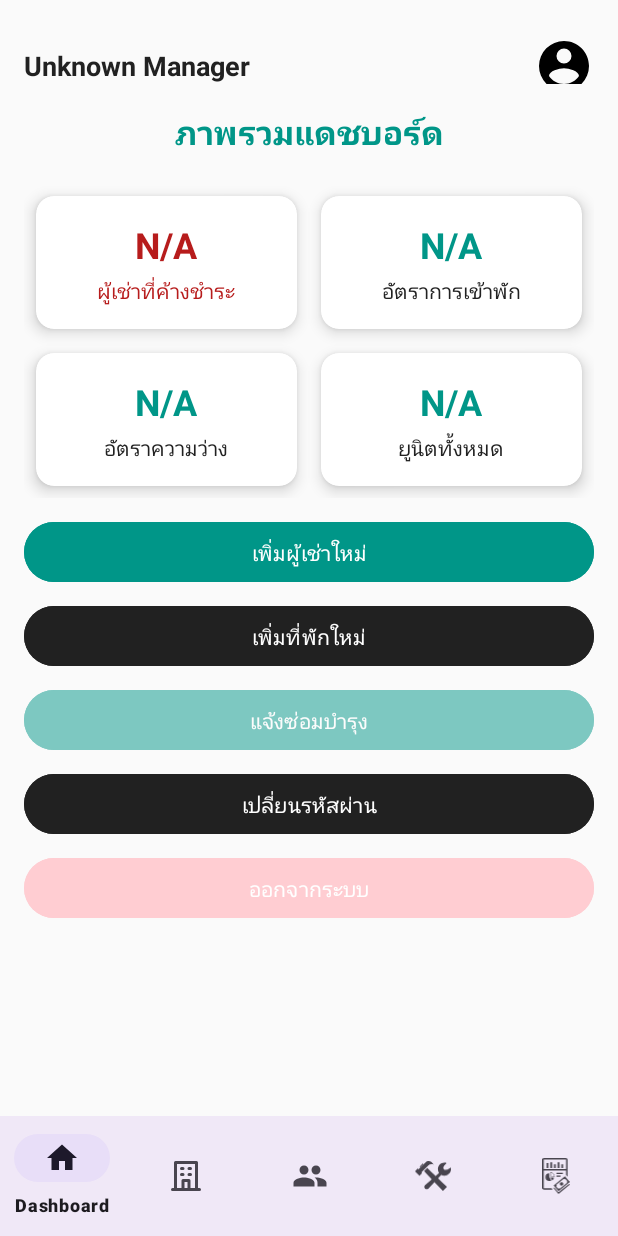
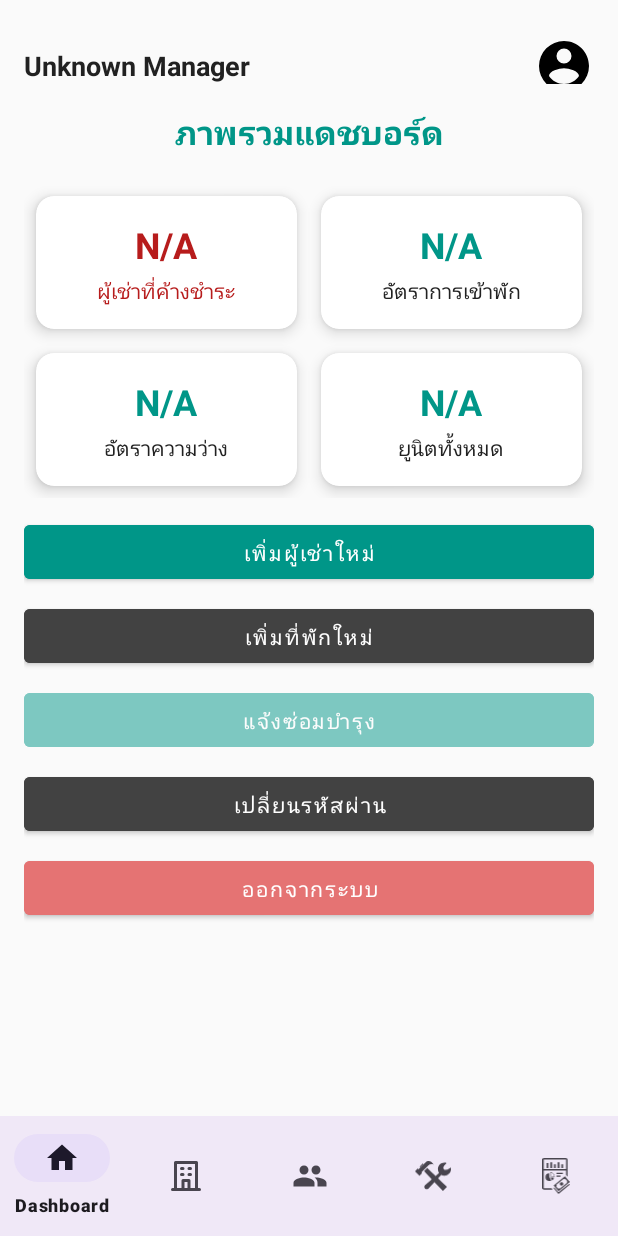
Before and after one commit to Zro4xc3l/ApartmentManageApp, an Android app: the screen it shows after launch once a user with an empty profile is signed in (MainActivity), on a phone screen of 412 x 824 dp. Run offline under Robolectric (Android 15) with nearby library versions, the phone set to English and light mode, and no system bars; our stand-ins replace Firebase (no records; nobody signed in at launch, a user with empty details on screens opened directly), navigation-ui.

```diff
--- /dev/null
+++ b/app/src/main/res/color/button_primary_color.xml
@@ -0,0 +1,7 @@
+<?xml version="1.0" encoding="utf-8"?>
+<selector xmlns:android="http://schemas.android.com/apk/res/android">
+    <!-- Pressed State -->
+    <item android:color="@color/teal_700" android:state_pressed="true"/>
+    <!-- Default State -->
+    <item android:color="@color/teal_500"/>
+</selector>
--- /dev/null
+++ b/app/src/main/res/color/dark_gray_selector.xml
@@ -0,0 +1,7 @@
+<?xml version="1.0" encoding="utf-8"?>
+<selector xmlns:android="http://schemas.android.com/apk/res/android">
+    <!-- Pressed State -->
+    <item android:color="@color/dark_gray" android:state_pressed="true"/>
+    <!-- Default State -->
+    <item android:color="@color/dark_gray"/>
+</selector>
--- /dev/null
+++ b/app/src/main/res/color/sign_out_selector.xml
@@ -0,0 +1,7 @@
+<?xml version="1.0" encoding="utf-8"?>
+<selector xmlns:android="http://schemas.android.com/apk/res/android">
+    <!-- Pressed State -->
+    <item android:color="@color/sign_out_pressed" android:state_pressed="true"/>
+    <!-- Default State -->
+    <item android:color="@color/sign_out_red"/>
+</selector>
--- a/app/src/main/res/layout/fragment_dashboard.xml
+++ b/app/src/main/res/layout/fragment_dashboard.xml
@@ -217,49 +217,54 @@
         </GridLayout>
 
         <!-- 🔹 SECTION: Quick Actions -->
-        <Button
+        <com.google.android.material.button.MaterialButton
             android:id="@+id/btn_add_tenant"
             android:layout_width="match_parent"
             android:layout_height="wrap_content"
             android:text="@string/add_new_tenant"
-            android:backgroundTint="@color/teal_500"
+            style="@style/Widget.MaterialComponents.Button"
+            android:backgroundTint="@color/button_primary_color"
             android:textColor="@color/white"
             android:layout_marginTop="12dp"/>
 
-        <Button
+        <com.google.android.material.button.MaterialButton
             android:id="@+id/btn_add_property"
             android:layout_width="match_parent"
             android:layout_height="wrap_content"
             android:text="@string/add_new_property"
-            android:backgroundTint="@color/gray_900"
+            style="@style/Widget.MaterialComponents.Button"
+            android:backgroundTint="@color/dark_gray_selector"
             android:textColor="@color/white"
             android:layout_marginTop="8dp"/>
 
         <!-- 🔹 SECTION: Additional Actions -->
-        <Button
+        <com.google.android.material.button.MaterialButton
             android:id="@+id/btn_request_maintenance"
             android:layout_width="match_parent"
             android:layout_height="wrap_content"
             android:text="@string/request_maintenance"
-            android:backgroundTint="@color/teal_500"
+            style="@style/Widget.MaterialComponents.Button"
+            android:backgroundTint="@color/button_primary_color"
             android:textColor="@color/white"
             android:layout_marginTop="8dp"/>
 
-        <Button
+        <com.google.android.material.button.MaterialButton
             android:id="@+id/btn_change_password"
             android:layout_width="match_parent"
             android:layout_height="wrap_content"
             android:text="@string/change_password"
-            android:backgroundTint="@color/gray_900"
+            style="@style/Widget.MaterialComponents.Button"
+            android:backgroundTint="@color/dark_gray_selector"
             android:textColor="@color/white"
             android:layout_marginTop="8dp"/>
 
-        <Button
+        <com.google.android.material.button.MaterialButton
             android:id="@+id/btn_sign_out"
             android:layout_width="match_parent"
             android:layout_height="wrap_content"
             android:text="@string/sign_out"
-            android:backgroundTint="@color/soft_red"
+            style="@style/Widget.MaterialComponents.Button"
+            android:backgroundTint="@color/sign_out_selector"
             android:textColor="@color/white"
             android:layout_marginTop="8dp"/>
     </LinearLayout>
--- a/app/src/main/res/values/colors.xml
+++ b/app/src/main/res/values/colors.xml
@@ -63,6 +63,16 @@
     <color name="accent">#D32F2F</color>
     <color name="background">#F5F5F5</color>
     <color name="light_gray">#F5F5F5</color>
+    <color name="scrollview_background">#F9F9F9</color>
+
+
+    <!-- Additional Colors -->
+    <color name="dark_gray">#424242</color>
+    <color name="sign_out_red">#E57373</color>
+    <color name="sign_out_pressed">#EF5350</color>
+
+    <!-- White -->
+
 
 
 </resources>
```
Also changed, not shown: app/src/main/res/layout/activity_add_property.xml (+13 -0 lines), app/src/main/res/layout/activity_add_unit.xml (+133 -86 lines), app/src/main/res/layout/step_personal_info.xml (+10 -7 lines), app/src/main/res/values/strings.xml (+58 -12 lines), app/src/main/res/values/style.xml (+1 -18 lines).
